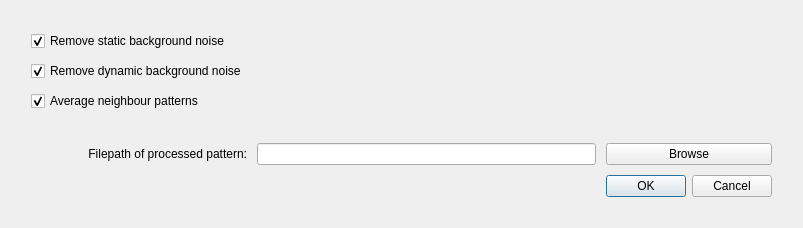
Old version of the form ui/pattern_processing_dialog.ui in the repository EBSP-Indexer/EBSP-Indexer.
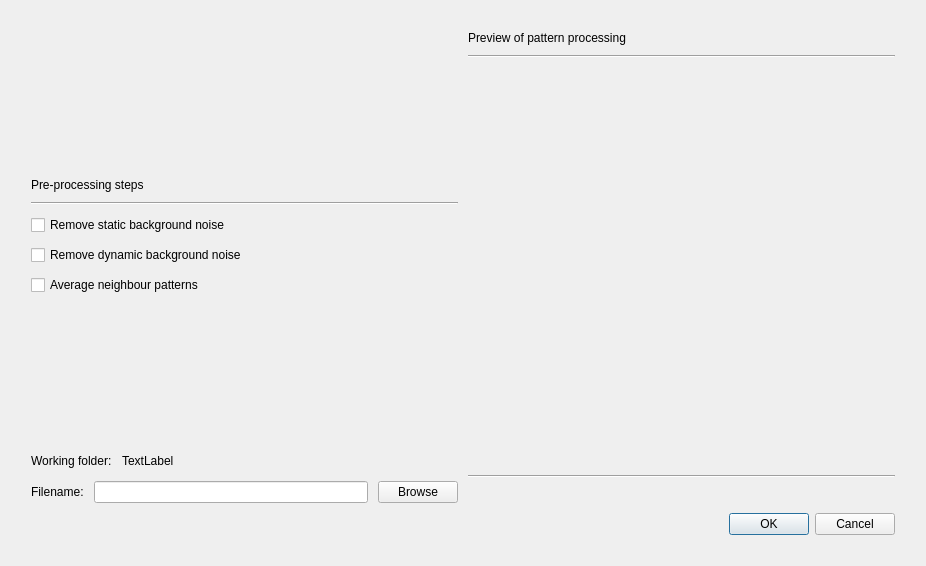
New version of the form. Custom widgets are drawn as their Qt base class.

Commit message: Added preview to pre-pros, minor changes over all

The edit to the form file:
```diff
--- a/ui/pattern_processing_dialog.ui
+++ b/ui/pattern_processing_dialog.ui
@@ -6,17 +6,17 @@
    <rect>
     <x>0</x>
     <y>0</y>
-    <width>803</width>
-    <height>228</height>
+    <width>926</width>
+    <height>566</height>
    </rect>
   </property>
   <property name="windowTitle">
    <string>Pattern Processing</string>
   </property>
   <layout class="QGridLayout" name="gridLayout_2">
-   <item row="0" column="0">
+   <item row="4" column="1">
     <widget class="QFrame" name="centralwidget">
-     <layout class="QGridLayout" name="gridLayout" columnstretch="0,10,1">
+     <layout class="QGridLayout" name="gridLayout" columnstretch="0">
       <property name="sizeConstraint">
        <enum>QLayout::SetDefaultConstraint</enum>
       </property>
@@ -35,7 +35,54 @@
       <property name="spacing">
        <number>10</number>
       </property>
-      <item row="2" column="0">
+      <item row="6" column="0">
+       <layout class="QGridLayout" name="gridLayout_4">
+        <item row="0" column="0">
+         <layout class="QVBoxLayout" name="verticalLayout">
+          <item>
+           <spacer name="verticalSpacer_2">
+            <property name="orientation">
+             <enum>Qt::Vertical</enum>
+            </property>
+            <property name="sizeHint" stdset="0">
+             <size>
+              <width>20</width>
+              <height>40</height>
+             </size>
+            </property>
+           </spacer>
+          </item>
+          <item>
+           <widget class="QLabel" name="label">
+            <property name="text">
+             <string>Pre-processing steps</string>
+            </property>
+           </widget>
+          </item>
+          <item>
+           <widget class="Line" name="line">
+            <property name="orientation">
+             <enum>Qt::Horizontal</enum>
+            </property>
+           </widget>
+          </item>
+          <item>
+           <widget class="QCheckBox" name="staticBackgroundBox">
+            <property name="whatsThis">
+             <string>Remove the static background inplace.</string>
+            </property>
+            <property name="text">
+             <string>Remove static background noise</string>
+            </property>
+            <property name="checked">
+             <bool>false</bool>
+            </property>
+            <property name="tristate">
+             <bool>false</bool>
+            </property>
+           </widget>
+          </item>
+          <item>
        <widget class="QCheckBox" name="dynamicBackgroundBox">
         <property name="whatsThis">
          <string>Remove the dynamic background in an EBSD pattern.</string>
@@ -44,41 +91,11 @@
          <string>Remove dynamic background noise</string>
         </property>
         <property name="checked">
-         <bool>true</bool>
+             <bool>false</bool>
         </property>
        </widget>
       </item>
-      <item row="5" column="1">
-       <widget class="QLineEdit" name="pathLineEdit">
-        <property name="minimumSize">
-         <size>
-          <width>300</width>
-          <height>0</height>
-         </size>
-        </property>
-       </widget>
-      </item>
-      <item row="5" column="0">
-       <widget class="QLabel" name="pathLabel">
-        <property name="layoutDirection">
-         <enum>Qt::LeftToRight</enum>
-        </property>
-        <property name="text">
-         <string>Filepath of processed pattern:</string>
-        </property>
-        <property name="alignment">
-         <set>Qt::AlignRight|Qt::AlignTrailing|Qt::AlignVCenter</set>
-        </property>
-       </widget>
-      </item>
-      <item row="6" column="2">
-       <widget class="QDialogButtonBox" name="buttonBox">
-        <property name="standardButtons">
-         <set>QDialogButtonBox::Cancel|QDialogButtonBox::Ok</set>
-        </property>
-       </widget>
-      </item>
-      <item row="3" column="0">
+          <item>
        <widget class="QCheckBox" name="averageBox">
         <property name="whatsThis">
          <string>Average a chunk of patterns with its neighbours within a window.</string>
@@ -87,27 +104,116 @@
          <string>Average neighbour patterns</string>
         </property>
         <property name="checked">
-         <bool>true</bool>
+             <bool>false</bool>
         </property>
        </widget>
       </item>
-      <item row="4" column="1">
+          <item>
        <spacer name="verticalSpacer">
         <property name="orientation">
          <enum>Qt::Vertical</enum>
         </property>
-        <property name="sizeType">
-         <enum>QSizePolicy::Expanding</enum>
+            <property name="sizeHint" stdset="0">
+             <size>
+              <width>20</width>
+              <height>40</height>
+             </size>
+            </property>
+           </spacer>
+          </item>
+         </layout>
+        </item>
+        <item row="0" column="1">
+         <layout class="QVBoxLayout" name="verticalLayout_4">
+          <item>
+           <widget class="QLabel" name="label_2">
+            <property name="sizePolicy">
+             <sizepolicy hsizetype="Preferred" vsizetype="Fixed">
+              <horstretch>0</horstretch>
+              <verstretch>0</verstretch>
+             </sizepolicy>
+            </property>
+            <property name="text">
+             <string>Preview of pattern processing</string>
+            </property>
+           </widget>
+          </item>
+          <item>
+           <widget class="Line" name="line_2">
+            <property name="orientation">
+             <enum>Qt::Horizontal</enum>
+            </property>
+           </widget>
+          </item>
+          <item>
+           <widget class="MplWidget" name="previewWidget" native="true">
+            <property name="styleSheet">
+             <string notr="true">background-color: transparent</string>
+            </property>
+           </widget>
+          </item>
+         </layout>
+        </item>
+        <item row="2" column="1">
+         <widget class="QDialogButtonBox" name="buttonBox">
+          <property name="standardButtons">
+           <set>QDialogButtonBox::Cancel|QDialogButtonBox::Ok</set>
+          </property>
+         </widget>
+        </item>
+        <item row="1" column="0">
+         <layout class="QVBoxLayout" name="verticalLayout_2">
+          <item>
+           <layout class="QHBoxLayout" name="horizontalLayout_5">
+            <item>
+             <widget class="QLabel" name="folderLabel">
+              <property name="text">
+               <string>Working folder:</string>
+              </property>
+             </widget>
+            </item>
+            <item>
+             <widget class="QLabel" name="folderEdit">
+              <property name="text">
+               <string>TextLabel</string>
+              </property>
+             </widget>
+            </item>
+            <item>
+             <spacer name="horizontalSpacer">
+              <property name="orientation">
+               <enum>Qt::Horizontal</enum>
         </property>
         <property name="sizeHint" stdset="0">
          <size>
           <width>40</width>
-          <height>200</height>
+                <height>20</height>
          </size>
         </property>
        </spacer>
       </item>
-      <item row="5" column="2">
+           </layout>
+          </item>
+          <item>
+           <layout class="QHBoxLayout" name="horizontalLayout">
+            <item>
+             <widget class="QLabel" name="filenameLabel">
+              <property name="text">
+               <string>Filename:</string>
+              </property>
+             </widget>
+            </item>
+            <item>
+             <widget class="QLineEdit" name="filenameEdit">
+              <property name="minimumSize">
+               <size>
+                <width>200</width>
+                <height>0</height>
+               </size>
+              </property>
+             </widget>
+            </item>
+            <item>
        <widget class="QPushButton" name="browseButton">
         <property name="enabled">
          <bool>true</bool>
@@ -123,27 +229,38 @@
         </property>
        </widget>
       </item>
-      <item row="0" column="0">
-       <widget class="QCheckBox" name="staticBackgroundBox">
-        <property name="whatsThis">
-         <string>Remove the static background inplace.</string>
-        </property>
-        <property name="text">
-         <string>Remove static background noise</string>
-        </property>
-        <property name="checked">
-         <bool>true</bool>
-        </property>
-        <property name="tristate">
-         <bool>false</bool>
-        </property>
+           </layout>
+          </item>
+         </layout>
+        </item>
+        <item row="1" column="1">
+         <widget class="Line" name="line_3">
+          <property name="orientation">
+           <enum>Qt::Horizontal</enum>
+          </property>
        </widget>
       </item>
      </layout>
+      </item>
+     </layout>
     </widget>
    </item>
   </layout>
  </widget>
+ <customwidgets>
+  <customwidget>
+   <class>MplWidget</class>
+   <extends>QWidget</extends>
+   <header>mplwidget.h</header>
+   <container>1</container>
+  </customwidget>
+ </customwidgets>
+ <tabstops>
+  <tabstop>staticBackgroundBox</tabstop>
+  <tabstop>dynamicBackgroundBox</tabstop>
+  <tabstop>averageBox</tabstop>
+  <tabstop>browseButton</tabstop>
+ </tabstops>
  <resources/>
  <connections/>
 </ui>
```
Lines whose indentation alone changed are shown as unchanged. The commit also changes 11 other files.
